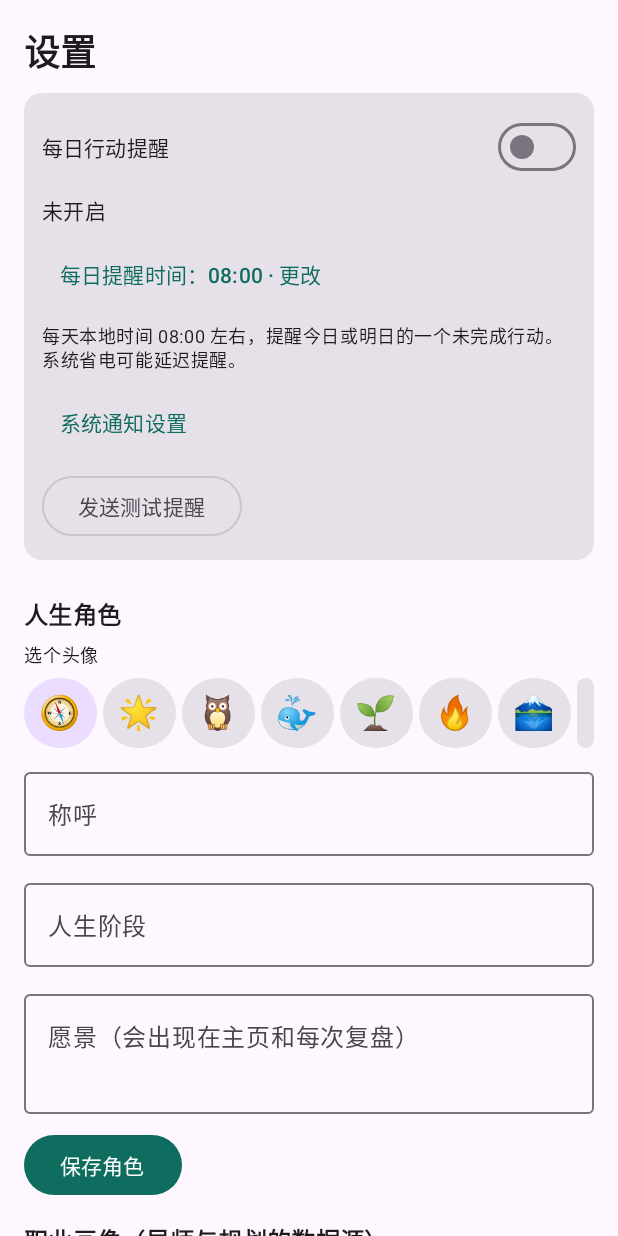
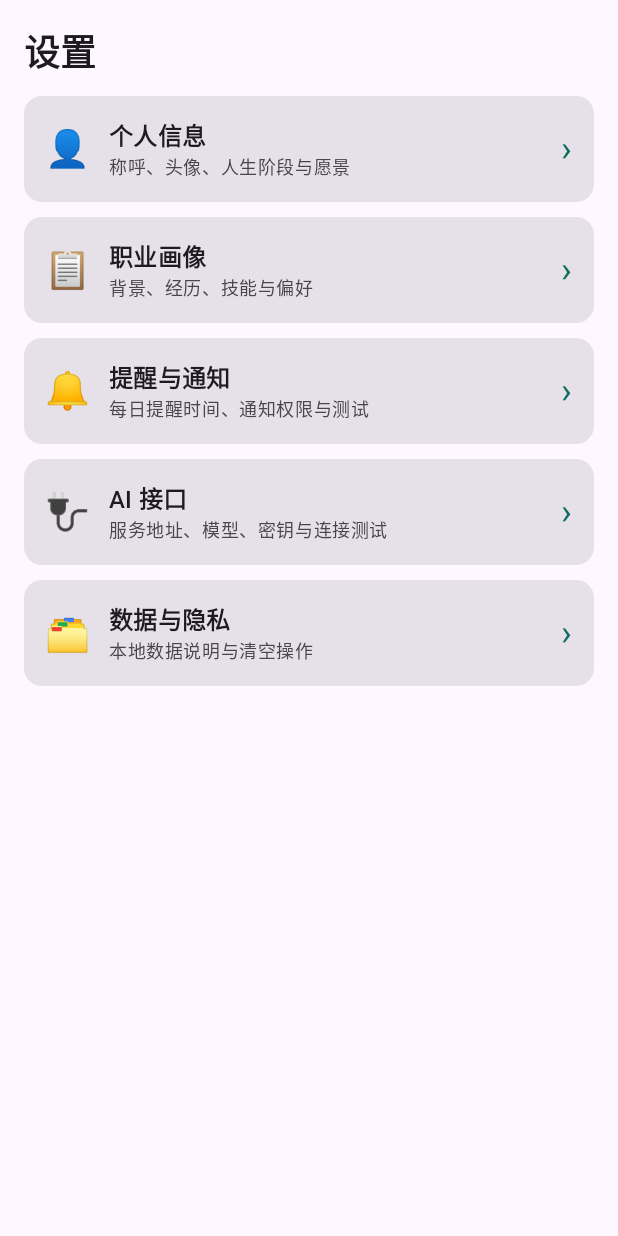
Before and after one commit to Salymmm/LifeMentor, an Android app built with Jetpack Compose: the composable SettingsScreen shown on its own in the app's theme, on a phone screen of 412 x 824 dp. Run offline under Robolectric (Android 15) with nearby library versions, the phone set to English and light mode, and no system bars.

Commit message:
feat: organize settings into category detail pages

```diff
--- a/app/src/main/java/com/lifementor/app/ui/settings/SettingsScreen.kt
+++ b/app/src/main/java/com/lifementor/app/ui/settings/SettingsScreen.kt
@@ -1,5 +1,6 @@
 package com.lifementor.app.ui.settings
 
+import androidx.activity.compose.BackHandler
 import androidx.compose.foundation.background
 import androidx.compose.foundation.clickable
 import androidx.compose.foundation.layout.Column
@@ -28,10 +29,13 @@ import androidx.compose.runtime.Composable
 import androidx.compose.runtime.getValue
 import androidx.compose.runtime.mutableStateOf
 import androidx.compose.runtime.remember
+import androidx.compose.runtime.key
+import androidx.compose.runtime.saveable.rememberSaveable
 import androidx.compose.runtime.setValue
 import androidx.compose.ui.Alignment
 import androidx.compose.ui.Modifier
 import androidx.compose.ui.draw.clip
+import androidx.compose.ui.semantics.clearAndSetSemantics
 import androidx.compose.ui.text.font.FontWeight
 import androidx.compose.ui.text.input.PasswordVisualTransformation
 import androidx.compose.ui.text.input.VisualTransformation
@@ -40,7 +44,6 @@ import androidx.compose.ui.unit.sp
 import androidx.lifecycle.viewmodel.compose.viewModel
 import com.lifementor.app.data.Role
 import com.lifementor.app.ui.components.LabeledField
-import com.lifementor.app.ui.components.SectionTitle
 import com.lifementor.app.ui.profile.ProfileViewModel
 import com.lifementor.app.notify.ReminderSettings
 
@@ -53,30 +56,61 @@ private val presets = listOf(
     Preset("本机 Ollama（完全免费，模拟器可用）", "http://10.0.2.2:11434/v1", "qwen2.5:7b", "电脑上运行 ollama serve；API Key 随便填，如 ollama"),
 )
 
+private enum class SettingsPage(val title: String, val summary: String, val emoji: String) {
+    PERSONAL("个人信息", "称呼、头像、人生阶段与愿景", "👤"),
+    PROFILE("职业画像", "背景、经历、技能与偏好", "📋"),
+    REMINDERS("提醒与通知", "每日提醒时间、通知权限与测试", "🔔"),
+    API("AI 接口", "服务地址、模型、密钥与连接测试", "🔌"),
+    DATA("数据与隐私", "本地数据说明与清空操作", "🗂️"),
+}
+
 @Composable
 fun SettingsScreen(
     onRedoOnboarding: () -> Unit,
     vm: SettingsViewModel = viewModel(),
     pvm: ProfileViewModel = viewModel(),
 ) {
-    var keyVisible by remember { mutableStateOf(false) }
-    var showWipe by remember { mutableStateOf(false) }
-    val p = pvm.profile.value
+    var page by rememberSaveable { mutableStateOf<SettingsPage?>(null) }
+    val indexScroll = rememberScrollState()
+    val detailScroll = key(page) { rememberScrollState() }
+    BackHandler(enabled = page != null) { page = null }
+    Column(Modifier.fillMaxSize()
+        .verticalScroll(if (page == null) indexScroll else detailScroll).padding(16.dp)) {
+        Row(verticalAlignment = Alignment.CenterVertically) {
+            if (page != null) TextButton(onClick = { page = null }) { Text("‹ 设置") }
+            Text(page?.title ?: "设置", style = MaterialTheme.typography.headlineSmall,
+                fontWeight = FontWeight.Bold, modifier = Modifier.weight(1f))
+        }
+        Spacer(Modifier.height(12.dp))
+        when (page) {
+            null -> SettingsPage.entries.forEach { entry ->
+                Card(onClick = { page = entry }, modifier = Modifier.fillMaxWidth()) {
+                    Row(Modifier.padding(14.dp), verticalAlignment = Alignment.CenterVertically) {
+                        Text(entry.emoji, fontSize = 24.sp, modifier = Modifier.clearAndSetSemantics {})
+                        Spacer(Modifier.width(12.dp))
+                        Column(Modifier.weight(1f)) {
+                            Text(entry.title, style = MaterialTheme.typography.titleMedium, fontWeight = FontWeight.SemiBold)
+                            Text(entry.summary, style = MaterialTheme.typography.bodySmall,
+                                color = MaterialTheme.colorScheme.onSurfaceVariant)
+                        }
+                        Text("›", fontSize = 24.sp, color = MaterialTheme.colorScheme.primary,
+                            modifier = Modifier.clearAndSetSemantics {})
+                    }
+                }
+                Spacer(Modifier.height(10.dp))
+            }
+            SettingsPage.PERSONAL -> PersonalSettings(vm)
+            SettingsPage.PROFILE -> CareerProfileSettings(pvm)
+            SettingsPage.REMINDERS -> ReminderSettings()
+            SettingsPage.API -> ApiSettings(vm)
+            SettingsPage.DATA -> DataSettings(vm, onRedoOnboarding)
+        }
+        Spacer(Modifier.height(30.dp))
+    }
+}
 
-    Column(
-        Modifier
-            .fillMaxSize()
-            .verticalScroll(rememberScrollState())
-            .padding(16.dp)
-    ) {
-        Text("设置", style = MaterialTheme.typography.headlineSmall, fontWeight = FontWeight.Bold)
-        Spacer(Modifier.height(10.dp))
-
-        ReminderSettings()
-        Spacer(Modifier.height(10.dp))
-
-        // ---------- 人生角色 ----------
-        SectionTitle("人生角色")
+@Composable
+private fun PersonalSettings(vm: SettingsViewModel) {
     Text("选个头像", style = MaterialTheme.typography.labelMedium)
     Spacer(Modifier.height(6.dp))
     vm.let { _ ->
@@ -112,9 +146,11 @@ fun SettingsScreen(
             Text("✓ $it", style = MaterialTheme.typography.bodySmall, color = MaterialTheme.colorScheme.primary)
         }
     }
+}
 
-        // ---------- 职业画像 ----------
-        SectionTitle("职业画像（导师与规划的数据源）")
+@Composable
+private fun CareerProfileSettings(pvm: ProfileViewModel) {
+    val p = pvm.profile.value
     LabeledField("当前状态（学校专业/公司岗位）", p.current) { v -> pvm.update { it.copy(current = v) } }
     LabeledField("学术背景", p.academic, singleLine = false, minLines = 2) { v -> pvm.update { it.copy(academic = v) } }
     LabeledField("经历（实习/项目/工作）", p.experience, singleLine = false, minLines = 3) { v -> pvm.update { it.copy(experience = v) } }
@@ -131,9 +167,11 @@ fun SettingsScreen(
             Text("✓ $it", style = MaterialTheme.typography.bodySmall, color = MaterialTheme.colorScheme.primary)
         }
     }
+}
 
-        // ---------- API ----------
-        SectionTitle("大模型接口")
+@Composable
+private fun ApiSettings(vm: SettingsViewModel) {
+    var keyVisible by remember { mutableStateOf(false) }
     Card(Modifier.fillMaxWidth()) {
         Column(Modifier.padding(12.dp)) {
             Text("获取免费 API Key（约 3 分钟）", style = MaterialTheme.typography.titleSmall, fontWeight = FontWeight.Bold)
@@ -210,9 +248,11 @@ fun SettingsScreen(
             }
         }
     }
+}
 
-        // ---------- 数据 ----------
-        SectionTitle("数据与隐私")
+@Composable
+private fun DataSettings(vm: SettingsViewModel, onRedoOnboarding: () -> Unit) {
+    var showWipe by remember { mutableStateOf(false) }
     Text(
         "所有画像、目标、任务、聊天记录与规划都只存本机；卸载即清空。",
         style = MaterialTheme.typography.bodySmall,
@@ -234,8 +274,6 @@ fun SettingsScreen(
             OutlinedButton(onClick = { showWipe = true }) { Text("清空") }
         }
     }
-        Spacer(Modifier.height(30.dp))
-    }
 
     if (showWipe) {
         AlertDialog(
```
Also changed, not shown: 1 other file. Lines whose indentation alone changed are shown as unchanged.
